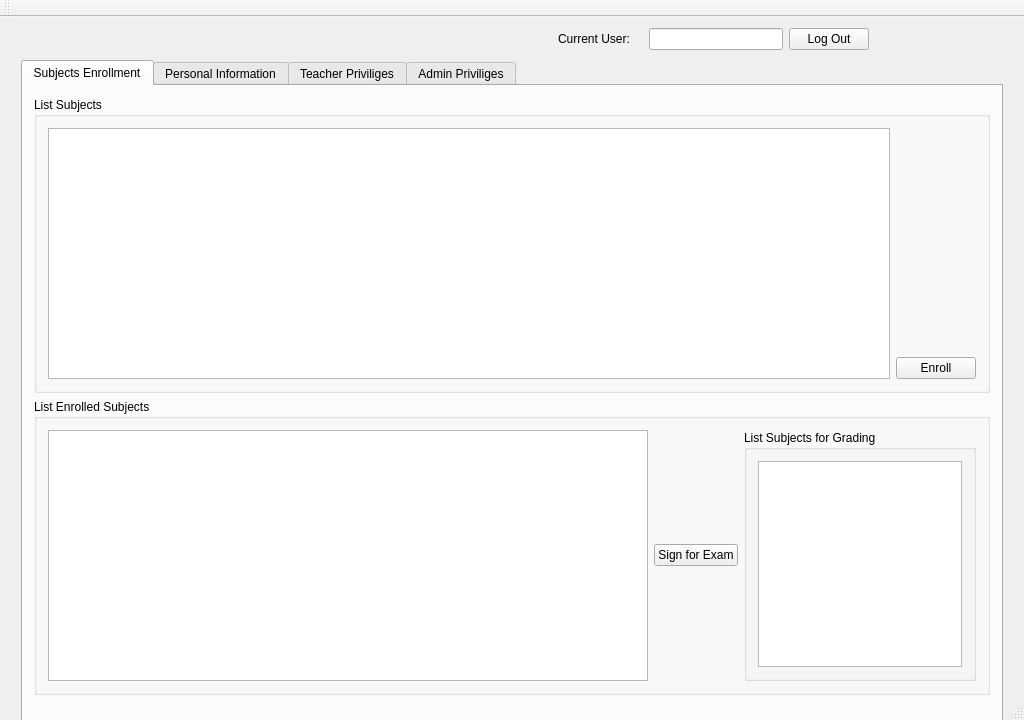
Qt form AIS_Login/AIS_MainWindow.ui (Holikma/Application_AIS) before a commit.
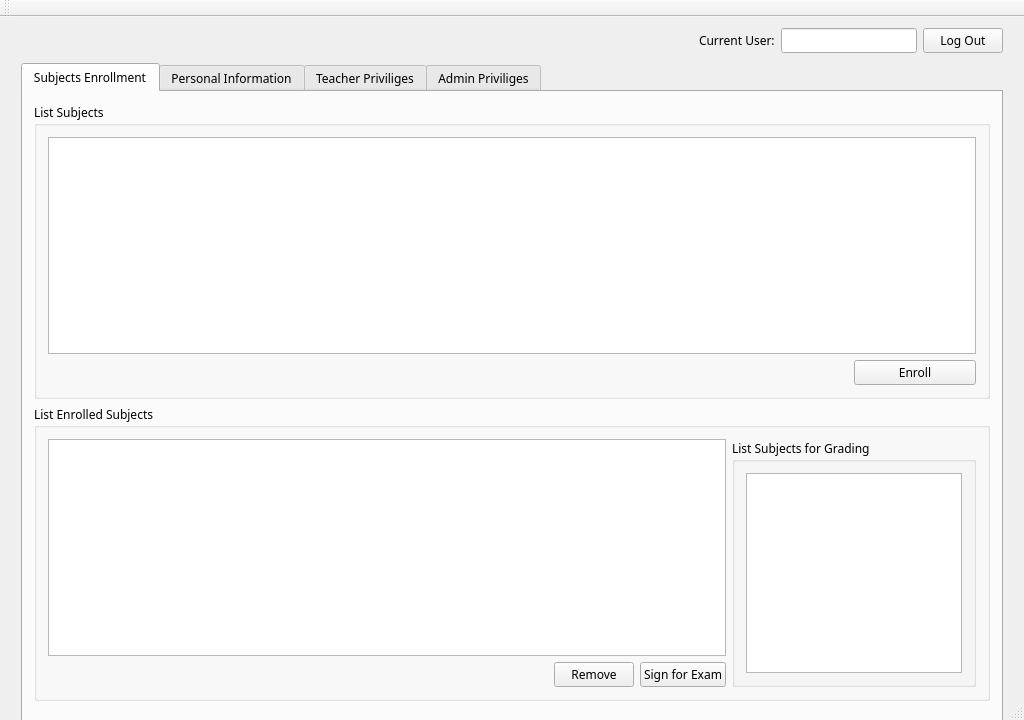
The same form after that commit. The open tabs and pages were chosen to show the change.

Patch:
```diff
--- a/AIS_Login/AIS_MainWindow.ui
+++ b/AIS_Login/AIS_MainWindow.ui
@@ -22,9 +22,28 @@
     <height>720</height>
    </size>
   </property>
+  <property name="font">
+   <font>
+    <family>Trebuchet MS</family>
+    <pointsize>9</pointsize>
+    <bold>false</bold>
+   </font>
+  </property>
+  <property name="contextMenuPolicy">
+   <enum>Qt::DefaultContextMenu</enum>
+  </property>
   <property name="windowTitle">
    <string>AIS_MainWindow</string>
   </property>
+  <property name="autoFillBackground">
+   <bool>false</bool>
+  </property>
+  <property name="documentMode">
+   <bool>false</bool>
+  </property>
+  <property name="tabShape">
+   <enum>QTabWidget::Triangular</enum>
+  </property>
   <widget class="QWidget" name="centralWidget">
    <property name="minimumSize">
     <size>
@@ -107,6 +126,19 @@
           </property>
          </spacer>
         </item>
+        <item>
+         <spacer name="horizontalSpacer_4">
+          <property name="orientation">
+           <enum>Qt::Horizontal</enum>
+          </property>
+          <property name="sizeHint" stdset="0">
+           <size>
+            <width>40</width>
+            <height>20</height>
+           </size>
+          </property>
+         </spacer>
+        </item>
         <item>
          <widget class="QLabel" name="label">
           <property name="text">
@@ -114,13 +146,6 @@
           </property>
          </widget>
         </item>
-        <item>
-         <widget class="QLabel" name="label_2">
-          <property name="text">
-           <string/>
-          </property>
-         </widget>
-        </item>
         <item>
          <widget class="QLineEdit" name="Line_Current_User"/>
         </item>
@@ -131,19 +156,6 @@
           </property>
          </widget>
         </item>
-        <item>
-         <spacer name="horizontalSpacer_4">
-          <property name="orientation">
-           <enum>Qt::Horizontal</enum>
-          </property>
-          <property name="sizeHint" stdset="0">
-           <size>
-            <width>40</width>
-            <height>20</height>
-           </size>
-          </property>
-         </spacer>
-        </item>
        </layout>
       </item>
       <item>
@@ -164,7 +176,7 @@
          <string/>
         </property>
         <property name="currentIndex">
-         <number>0</number>
+         <number>2</number>
         </property>
         <widget class="QWidget" name="Subjects_enrollment">
          <property name="maximumSize">
@@ -182,33 +194,32 @@
             <property name="title">
              <string>List Subjects</string>
             </property>
-            <layout class="QHBoxLayout" name="horizontalLayout_2">
-             <item>
+            <layout class="QFormLayout" name="formLayout_6">
+             <item row="1" column="1">
+              <widget class="QPushButton" name="Button_Enroll">
+               <property name="text">
+                <string>Enroll</string>
+               </property>
+              </widget>
+             </item>
+             <item row="0" column="0" colspan="2">
               <widget class="QTableWidget" name="List_Subjects"/>
              </item>
-             <item>
-              <layout class="QVBoxLayout" name="verticalLayout_4">
-               <item>
-                <spacer name="verticalSpacer_7">
-                 <property name="orientation">
-                  <enum>Qt::Vertical</enum>
-                 </property>
-                 <property name="sizeHint" stdset="0">
-                  <size>
-                   <width>20</width>
-                   <height>40</height>
-                  </size>
-                 </property>
-                </spacer>
-               </item>
-               <item>
-                <widget class="QPushButton" name="Button_Enroll">
-                 <property name="text">
-                  <string>Enroll</string>
-                 </property>
-                </widget>
-               </item>
-              </layout>
+             <item row="1" column="0">
+              <spacer name="horizontalSpacer_17">
+               <property name="orientation">
+                <enum>Qt::Horizontal</enum>
+               </property>
+               <property name="sizeType">
+                <enum>QSizePolicy::Fixed</enum>
+               </property>
+               <property name="sizeHint" stdset="0">
+                <size>
+                 <width>800</width>
+                 <height>20</height>
+                </size>
+               </property>
+              </spacer>
              </item>
             </layout>
            </widget>
@@ -220,21 +231,48 @@
             </property>
             <layout class="QHBoxLayout" name="horizontalLayout_6">
              <item>
-              <widget class="QTableWidget" name="List_Enrolled_Subjects">
-               <property name="minimumSize">
-                <size>
-                 <width>600</width>
-                 <height>0</height>
-                </size>
-               </property>
-              </widget>
-             </item>
-             <item>
-              <widget class="QPushButton" name="Button_Sign_for_Exam">
-               <property name="text">
-                <string>Sign for Exam</string>
-               </property>
-              </widget>
+              <layout class="QGridLayout" name="gridLayout_6">
+               <item row="1" column="2">
+                <widget class="QPushButton" name="Button_Sign_for_Exam">
+                 <property name="text">
+                  <string>Sign for Exam</string>
+                 </property>
+                </widget>
+               </item>
+               <item row="0" column="0" colspan="3">
+                <widget class="QTableWidget" name="List_Enrolled_Subjects">
+                 <property name="minimumSize">
+                  <size>
+                   <width>600</width>
+                   <height>0</height>
+                  </size>
+                 </property>
+                </widget>
+               </item>
+               <item row="1" column="0">
+                <spacer name="horizontalSpacer_18">
+                 <property name="orientation">
+                  <enum>Qt::Horizontal</enum>
+                 </property>
+                 <property name="sizeType">
+                  <enum>QSizePolicy::Fixed</enum>
+                 </property>
+                 <property name="sizeHint" stdset="0">
+                  <size>
+                   <width>500</width>
+                   <height>20</height>
+                  </size>
+                 </property>
+                </spacer>
+               </item>
+               <item row="1" column="1">
+                <widget class="QPushButton" name="pushButton_2">
+                 <property name="text">
+                  <string>Remove</string>
+                 </property>
+                </widget>
+               </item>
+              </layout>
              </item>
              <item>
               <widget class="QGroupBox" name="groupBox_10">
@@ -263,7 +301,7 @@
          <attribute name="title">
           <string>Personal Information</string>
          </attribute>
-         <layout class="QGridLayout" name="gridLayout_2" columnstretch="0,0">
+         <layout class="QGridLayout" name="gridLayout_2" columnstretch="0">
           <item row="0" column="0">
            <widget class="QGroupBox" name="groupBox_3">
             <property name="title">
@@ -359,13 +397,6 @@
                </property>
               </widget>
              </item>
-             <item row="14" column="0" colspan="3">
-              <widget class="QPushButton" name="Button_Generate_Report">
-               <property name="text">
-                <string>Generate Report</string>
-               </property>
-              </widget>
-             </item>
              <item row="0" column="1">
               <widget class="QLineEdit" name="Line_Login_Info"/>
              </item>
@@ -431,6 +462,32 @@
              <item row="2" column="1">
               <widget class="QLineEdit" name="Line_Password_Info"/>
              </item>
+             <item row="9" column="3">
+              <spacer name="horizontalSpacer_14">
+               <property name="orientation">
+                <enum>Qt::Horizontal</enum>
+               </property>
+               <property name="sizeHint" stdset="0">
+                <size>
+                 <width>40</width>
+                 <height>20</height>
+                </size>
+               </property>
+              </spacer>
+             </item>
+             <item row="9" column="4">
+              <spacer name="horizontalSpacer_15">
+               <property name="orientation">
+                <enum>Qt::Horizontal</enum>
+               </property>
+               <property name="sizeHint" stdset="0">
+                <size>
+                 <width>40</width>
+                 <height>20</height>
+                </size>
+               </property>
+              </spacer>
+             </item>
              <item row="4" column="2">
               <spacer name="horizontalSpacer_5">
                <property name="orientation">
@@ -487,22 +544,29 @@
                </property>
               </spacer>
              </item>
+             <item row="9" column="5">
+              <spacer name="horizontalSpacer_16">
+               <property name="orientation">
+                <enum>Qt::Horizontal</enum>
+               </property>
+               <property name="sizeHint" stdset="0">
+                <size>
+                 <width>40</width>
+                 <height>20</height>
+                </size>
+               </property>
+              </spacer>
+             </item>
+             <item row="10" column="0" colspan="3">
+              <widget class="QPushButton" name="Button_Generate_Report">
+               <property name="text">
+                <string>Generate Report</string>
+               </property>
+              </widget>
+             </item>
             </layout>
            </widget>
           </item>
-          <item row="0" column="1">
-           <spacer name="horizontalSpacer_14">
-            <property name="orientation">
-             <enum>Qt::Horizontal</enum>
-            </property>
-            <property name="sizeHint" stdset="0">
-             <size>
-              <width>40</width>
-              <height>20</height>
-             </size>
-            </property>
-           </spacer>
-          </item>
          </layout>
         </widget>
         <widget class="QWidget" name="Teacher_Priviliges">
@@ -522,9 +586,16 @@
              <string>List Teaching subjects</string>
             </property>
             <layout class="QFormLayout" name="formLayout_4">
-             <item row="0" column="0">
+             <item row="0" column="0" colspan="2">
               <widget class="QTableWidget" name="List_Teaching_Subjects"/>
              </item>
+             <item row="1" column="0" colspan="2">
+              <widget class="QPushButton" name="pushButton">
+               <property name="text">
+                <string>Unenroll</string>
+               </property>
+              </widget>
+             </item>
             </layout>
            </widget>
           </item>
@@ -533,21 +604,21 @@
             <property name="title">
              <string>List Subjects to Teach</string>
             </property>
-            <layout class="QHBoxLayout" name="horizontalLayout">
-             <item>
+            <layout class="QFormLayout" name="formLayout">
+             <item row="1" column="1">
+              <widget class="QPushButton" name="Button_Teach">
+               <property name="text">
+                <string>Teach</string>
+               </property>
+              </widget>
+             </item>
+             <item row="0" column="0" colspan="2">
               <widget class="QTableWidget" name="List_Subjects_to_Teach">
                <attribute name="horizontalHeaderVisible">
                 <bool>true</bool>
                </attribute>
               </widget>
              </item>
-             <item>
-              <widget class="QPushButton" name="Button_Teach">
-               <property name="text">
-                <string>Teach</string>
-               </property>
-              </widget>
-             </item>
             </layout>
            </widget>
           </item>
@@ -557,7 +628,7 @@
              <string>List Enrolled Students</string>
             </property>
             <layout class="QFormLayout" name="formLayout_5">
-             <item row="0" column="0">
+             <item row="0" column="0" colspan="2">
               <widget class="QTableWidget" name="List_Enrolled_Students"/>
              </item>
             </layout>
@@ -568,7 +639,7 @@
             <property name="title">
              <string>List Awaiting Students for Exam</string>
             </property>
-            <layout class="QHBoxLayout" name="horizontalLayout_4">
+            <layout class="QVBoxLayout" name="verticalLayout_3">
              <item>
               <widget class="QTableWidget" name="List_Awaiting_Students_for_Exam"/>
              </item>
@@ -761,7 +832,7 @@
      <x>0</x>
      <y>0</y>
      <width>1024</width>
-     <height>22</height>
+     <height>20</height>
     </rect>
    </property>
   </widget>
```
